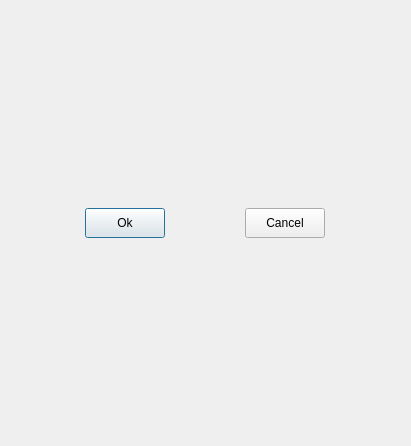
Above: Device_Studio/plugins/views/language/qdellanguagedialog.ui from ybjx1987/Device_Studio before the change. Below: the same form after it.
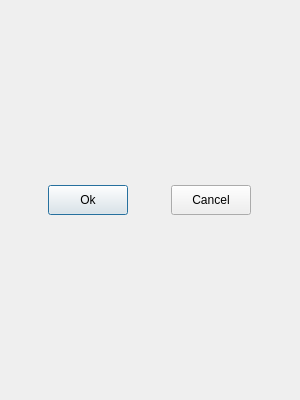
That is the form after the change.

Patch:
```diff
--- a/Device_Studio/plugins/views/language/qdellanguagedialog.ui
+++ b/Device_Studio/plugins/views/language/qdellanguagedialog.ui
@@ -6,10 +6,22 @@
    <rect>
     <x>0</x>
     <y>0</y>
-    <width>411</width>
-    <height>446</height>
+    <width>300</width>
+    <height>400</height>
    </rect>
   </property>
+  <property name="minimumSize">
+   <size>
+    <width>300</width>
+    <height>400</height>
+   </size>
+  </property>
+  <property name="maximumSize">
+   <size>
+    <width>300</width>
+    <height>400</height>
+   </size>
+  </property>
   <property name="windowTitle">
    <string>Dialog</string>
   </property>
```
Left out of the diff: 4 changed lines with no effect on the pictures.
